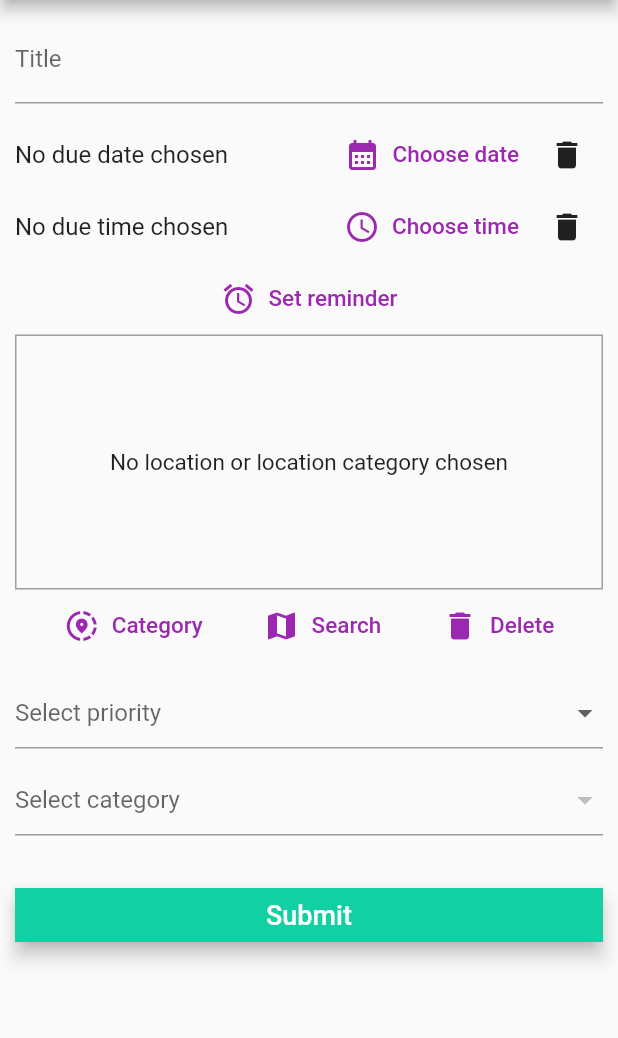
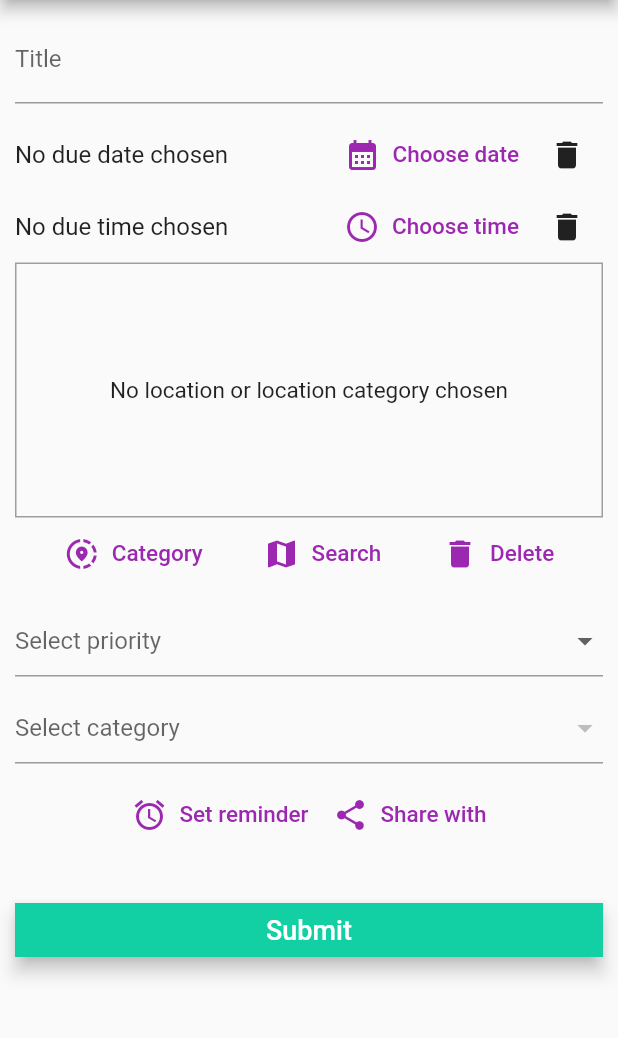
Before and after one commit to MocanuAlexandra/PlanifyApp, a Flutter app: the AddEditTaskScreen screen opened by its route, on a phone screen of 412 x 824 dp, the part 84-1122 px from its top. Run offline on Flutter 3.47's test engine with Material 2 defaults, Android fonts, the phone set to English and light mode, and no system bars; our stand-ins replace awesome_notifications, cloud_firestore, firebase_auth, firebase_core, flutter_form_builder, flutter_typeahead and 6 more; missing offline and left inert: dart:ffi, google_maps_webservice_ex, month_picker_dialog_2; accounts and stored records are empty.

Commit message:
Added scaffold for sharing a task with other users (user can see now a list of all users and search a particular one)

```diff
--- a/planify_app/lib/models/location_category.dart
+++ b/planify_app/lib/models/task_category.dart
@@ -1,8 +1,8 @@
-class LocationCategory {
+class TaskCategory {
   final String? id;
   final String? name;
 
-  LocationCategory({
+  TaskCategory({
     this.id,
     this.name,
   });
--- /dev/null
+++ b/planify_app/lib/models/user.dart
@@ -0,0 +1,6 @@
+class AppUser {
+  final String? id;
+  final String? email;
+
+  AppUser({this.id, this.email});
+}
--- a/planify_app/lib/providers/category_provider.dart
+++ b/planify_app/lib/providers/task_category_provider.dart
@@ -1,21 +1,21 @@
 import 'package:flutter/material.dart';
 
 import '../helpers/database_helper.dart';
-import '../models/location_category.dart';
+import '../models/task_category.dart';
 
-class CategoryProvider with ChangeNotifier {
-  List<LocationCategory> _categories = [];
+class TaskCategoryProvider with ChangeNotifier {
+  List<TaskCategory> _categories = [];
 
-  List<LocationCategory> get categoriesList {
+  List<TaskCategory> get categoriesList {
     return [..._categories];
   }
 
   Future<void> fetchCategories() async {
-    final categoriesData = await DBHelper.fetchCategories();
+    final categoriesData = await DBHelper.fetchTaskCategories();
 
     _categories = categoriesData.map(
       (category) {
-        return LocationCategory(
+        return TaskCategory(
           id: category['id'],
           name: category['name'],
         );
@@ -23,7 +23,7 @@ class CategoryProvider with ChangeNotifier {
     ).toList();
   }
 
-  LocationCategory findByName(String categoryName) {
+  TaskCategory findByName(String categoryName) {
     return _categories.firstWhere((category) => category.name == categoryName);
   }
 }
--- a/planify_app/lib/screens/task/add_edit_task_screen.dart
+++ b/planify_app/lib/screens/task/add_edit_task_screen.dart
@@ -1,25 +1,22 @@
-import 'dart:io';
-
 import 'package:flutter/material.dart';
 import 'package:flutter_form_builder/flutter_form_builder.dart';
 import 'package:form_builder_validators/form_builder_validators.dart';
-import 'package:googleapis/calendar/v3.dart';
-import 'package:googleapis_auth/auth_io.dart';
+import 'package:planify_app/widgets/other/user_list_search.dart';
 import 'package:provider/provider.dart';
 import 'package:url_launcher/url_launcher.dart';
 
 import '../../helpers/database_helper.dart';
 import '../../helpers/utility.dart';
-import '../../models/location_category.dart';
+import '../../models/task_category.dart';
 import '../../models/task.dart';
 import '../../models/task_address.dart';
 import '../../models/task_reminder.dart';
-import '../../providers/category_provider.dart';
+import '../../providers/task_category_provider.dart';
 import '../../providers/task_provider.dart';
 import '../../providers/task_reminder_provider.dart';
 import '../../services/notification_service.dart';
 import '../../widgets/location/location_input.dart';
-import '../../widgets/other/check_box.dart';
+import '../../widgets/other/check_box_list.dart';
 import '../agenda/overall_agenda_screen.dart';
 
 class AddEditTaskScreen extends StatefulWidget {
@@ -219,71 +216,15 @@ class _AddEditTaskScreenState extends State<AddEditTaskScreen> {
     );
   }
 
-  Row remindersField() {
-    return Row(
-      mainAxisAlignment: MainAxisAlignment.center,
-      children: [
-        TextButton.icon(
-          onPressed: _editedTask.time == null && _editedTask.dueDate == null
-              ? () => Utility.displayInformationalDialog(
-                  context, 'Please select due date or due time first!')
-              : _editedTask.time == null && _editedTask.dueDate != null
-                  ? () async {
-                      final result = await showDialog(
-                        context: context,
-                        builder: (context) => _showReminderPicker(false, true),
-                      );
-                      if (result != null) {
-                        setState(() {
-                          _selectedReminders = result;
-                        });
-                      }
-                    }
-                  : _editedTask.time != null && _editedTask.dueDate == null
-                      ? () async {
-                          final result = await showDialog(
-                            context: context,
-                            builder: (context) =>
-                                _showReminderPicker(true, false),
-                          );
-                          if (result != null) {
-                            setState(() {
-                              _selectedReminders = result;
-                            });
-                          }
-                        }
-                      : () async {
-                          final result = await showDialog(
-                            context: context,
-                            builder: (context) =>
-                                _showReminderPicker(true, true),
-                          );
-                          if (result != null) {
-                            setState(() {
-                              _selectedReminders = result;
-                            });
-                          }
-                        },
-          icon: const Icon(Icons.access_alarm),
-          label: const Text(
-            'Set reminder',
-            style: TextStyle(fontSize: 15),
-          ),
-          style: TextButton.styleFrom(
-            foregroundColor: Theme.of(context).primaryColor,
-          ),
-        ),
-      ],
-    );
-  }
-
   Widget _showReminderPicker(
       [bool? isDueTimeSelected, bool? isDueDateSelected]) {
     return _editedTask.id != null && _dueTimeDueDateChanged == true
         ? CheckboxList(
             items:
                 Utility.getReminderTypes(isDueTimeSelected, isDueDateSelected),
-            selectedItems: _selectedReminders)
+            selectedItems: _selectedReminders,
+            title: 'Select reminders',
+          )
         : _editedTask.id != null && _dueTimeDueDateChanged == false
             ? FutureBuilder(
                 future: _fetchReminders(context, _editedTask.id!),
@@ -298,13 +239,16 @@ class _AddEditTaskScreenState extends State<AddEditTaskScreen> {
                               isDueTimeSelected, isDueDateSelected),
                           selectedItems: determineAlreadySelectedReminders(
                               reminders, isDueTimeSelected, isDueDateSelected),
+                          title: 'Select reminders',
                         ),
                       ),
               )
             : CheckboxList(
                 items: Utility.getReminderTypes(
                     isDueTimeSelected, isDueDateSelected),
-                selectedItems: _selectedReminders);
+                selectedItems: _selectedReminders,
+                title: 'Select reminders',
+              );
   }
 
   List<String> determineAlreadySelectedReminders(TaskReminderProvider reminders,
@@ -382,8 +326,8 @@ class _AddEditTaskScreenState extends State<AddEditTaskScreen> {
   FutureBuilder<void> categoryField(BuildContext context) {
     return FutureBuilder(
       future: _fetchCategories(context),
-      builder: (context, snapshot) => snapshot.connectionState ==
-              ConnectionState.waiting
+      builder: (context, snapshot) =>
+          snapshot.connectionState == ConnectionState.waiting
               ? const Center(
                   child: CircularProgressIndicator(),
                 )
@@ -404,9 +348,9 @@ class _AddEditTaskScreenState extends State<AddEditTaskScreen> {
                       );
                     });
                   },
-              items: Provider.of<CategoryProvider>(context)
+                  items: Provider.of<TaskCategoryProvider>(context)
                       .categoriesList
-                  .map<DropdownMenuItem<String>>((LocationCategory category) {
+                      .map<DropdownMenuItem<String>>((TaskCategory category) {
                     return DropdownMenuItem<String>(
                       value: category.name,
                       child: Text(category.name!),
@@ -417,6 +361,78 @@ class _AddEditTaskScreenState extends State<AddEditTaskScreen> {
                     style: TextStyle(fontSize: 16),
                   ),
                 ),
+    );
+  }
+
+  Row reminderAndShareWithField() {
+    return Row(
+      mainAxisAlignment: MainAxisAlignment.center,
+      children: [
+        TextButton.icon(
+          onPressed: _editedTask.time == null && _editedTask.dueDate == null
+              ? () => Utility.displayInformationalDialog(
+                  context, 'Please select due date or due time first!')
+              : _editedTask.time == null && _editedTask.dueDate != null
+                  ? () async {
+                      final result = await showDialog(
+                        context: context,
+                        builder: (context) => _showReminderPicker(false, true),
+                      );
+                      if (result != null) {
+                        setState(() {
+                          _selectedReminders = result;
+                        });
+                      }
+                    }
+                  : _editedTask.time != null && _editedTask.dueDate == null
+                      ? () async {
+                          final result = await showDialog(
+                            context: context,
+                            builder: (context) =>
+                                _showReminderPicker(true, false),
+                          );
+                          if (result != null) {
+                            setState(() {
+                              _selectedReminders = result;
+                            });
+                          }
+                        }
+                      : () async {
+                          final result = await showDialog(
+                            context: context,
+                            builder: (context) =>
+                                _showReminderPicker(true, true),
+                          );
+                          if (result != null) {
+                            setState(() {
+                              _selectedReminders = result;
+                            });
+                          }
+                        },
+          icon: const Icon(Icons.access_alarm),
+          label: const Text(
+            'Set reminder',
+            style: TextStyle(fontSize: 15),
+          ),
+          style: TextButton.styleFrom(
+            foregroundColor: Theme.of(context).primaryColor,
+          ),
+        ),
+        TextButton.icon(
+          onPressed: () async {
+            showDialog(
+                context: context, builder: (context) => const UserListSearch());
+          },
+          icon: const Icon(Icons.share),
+          label: const Text(
+            'Share with',
+            style: TextStyle(fontSize: 15),
+          ),
+          style: TextButton.styleFrom(
+            foregroundColor: Theme.of(context).primaryColor,
+          ),
+        ),
+      ],
     );
   }
 
@@ -467,34 +483,6 @@ class _AddEditTaskScreenState extends State<AddEditTaskScreen> {
       else {
         //add the task in the database
         final taskId = await DBHelper.addTask(_editedTask);
-
-        //TODO try
-
-        // Event event = Event(); // Create object of event
-        // event.summary = 'bla bla '; //Setting summary of object
-
-        // EventDateTime start = EventDateTime(); //Setting start time
-        // start.dateTime = DateTime.now();
-        // start.timeZone = "GMT+05:00";
-        // event.start = start;
-
-        // EventDateTime end = EventDateTime(); //setting end time
-        // end.timeZone = "GMT+05:00";
-        // end.dateTime = DateTime.now();
-        // event.end = end;
-
-        // ClientId? clientID;
-        // const scopes = [CalendarApi.calendarScope];
-        // if (Platform.isAndroid) {
-        //   clientID = ClientId(
-        //       "145527527415-bf9pe99ep90vg118s3ipois81gqppjic.apps.googleusercontent.com");
-        // }
-        // // add the event in the calendar
-        // final authClient =
-        //     await clientViaUserConsent(clientID!, scopes, prompt);
-
-        // final calendar = CalendarApi(authClient);
-        // calendar.events.insert(event, 'primary');
 
         //check if the user selected a due date or time
         if (_editedTask.dueDate != null || _editedTask.time != null) {
@@ -594,15 +582,16 @@ class _AddEditTaskScreenState extends State<AddEditTaskScreen> {
                       const SizedBox(height: 10),
                       dueDateField(),
                       dueTimeField(),
-                      remindersField(),
                       locationField(),
                       const SizedBox(height: 10),
                       priorityField(),
                       const SizedBox(height: 10),
                       categoryField(context),
                       const SizedBox(height: 10),
+                      reminderAndShareWithField(),
+                      const SizedBox(height: 5),
                       Container(
-                        padding: const EdgeInsets.only(top: 25),
+                        padding: const EdgeInsets.only(top: 30),
                         child: ElevatedButton(
                             onPressed: _addEditTask,
                             style: ElevatedButton.styleFrom(
@@ -632,7 +621,7 @@ class _AddEditTaskScreenState extends State<AddEditTaskScreen> {
 
   //auxiliary functions
   Future<void> _fetchCategories(BuildContext context) async {
-    await Provider.of<CategoryProvider>(context, listen: false)
+    await Provider.of<TaskCategoryProvider>(context, listen: false)
         .fetchCategories();
   }
 
```
Also changed, not shown: planify_app/lib/helpers/database_helper.dart (+26 -5 lines), planify_app/lib/main.dart (+6 -2 lines), planify_app/lib/providers/user_provider.dart (added, +27 -0 lines), planify_app/lib/screens/task/add_edit_task_category_screen.dart (+11 -9 lines), planify_app/lib/widgets/drawer.dart (+4 -5 lines), planify_app/lib/widgets/other/check_box_list.dart (renamed from planify_app/lib/widgets/other/check_box.dart, +10 -4 lines), planify_app/lib/widgets/other/user_list_search.dart (added, +107 -0 lines), planify_app/pubspec.yaml (+5 -5 lines). Lines whose indentation alone changed are shown as unchanged.
